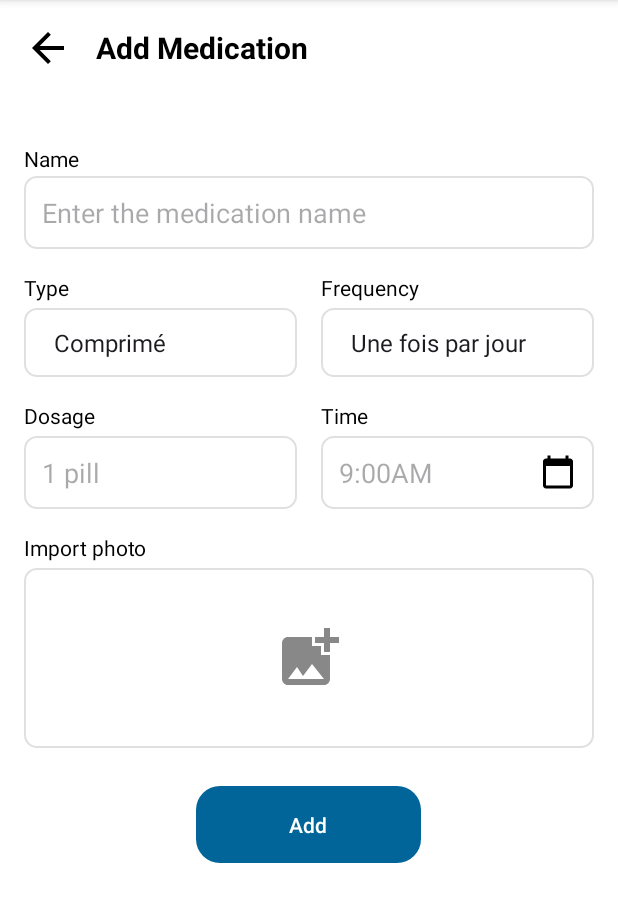
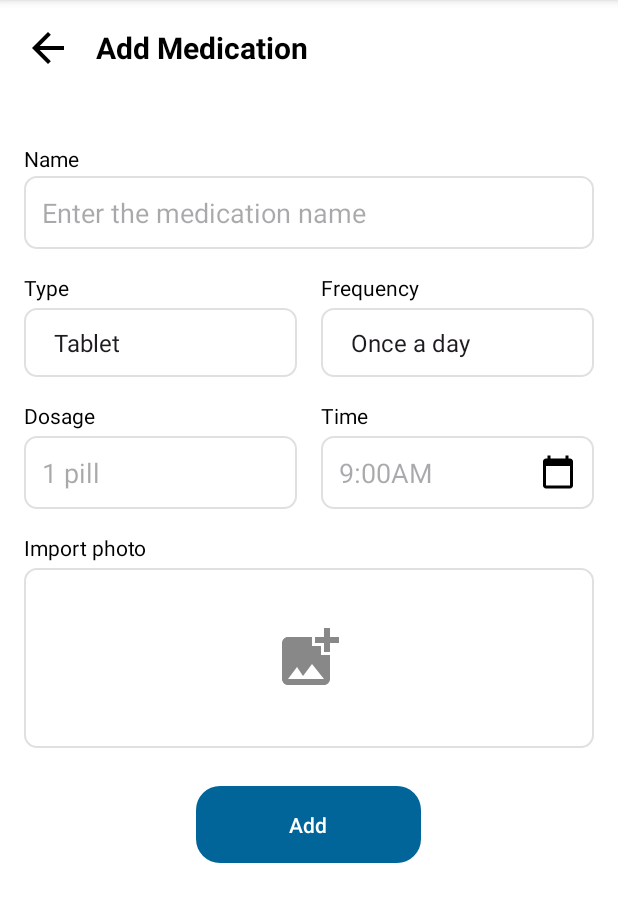
Before and after one commit to kallelsaba/MediAssist, an Android app: the AddMedicationActivity screen opened directly, with no data from a screen before it, on a phone screen of 412 x 824 dp, the part 96-1018 px from its top. Run offline under Robolectric (Android 15) with nearby library versions, the phone set to English and light mode, and no system bars.

Commit message:
traduction en anglais dans "arrays.xml" et "activity_emergency.xml"

```diff
--- a/app/src/main/AndroidManifest.xml
+++ b/app/src/main/AndroidManifest.xml
@@ -15,6 +15,8 @@
     <uses-permission android:name="android.permission.READ_EXTERNAL_STORAGE" android:maxSdkVersion="32" />
     <uses-permission android:name="android.permission.WRITE_EXTERNAL_STORAGE" android:maxSdkVersion="29" />
     <uses-permission android:name="android.permission.CAMERA" />
+
+
 
     <!-- Permission pour les appels téléphoniques -->
     <uses-permission android:name="android.permission.CALL_PHONE" />
--- a/app/src/main/res/layout/activity_emergency.xml
+++ b/app/src/main/res/layout/activity_emergency.xml
@@ -47,7 +47,7 @@
             android:layout_marginHorizontal="16dp"
             android:layout_marginBottom="16dp"
             android:background="@drawable/edit_text_background"
-            android:hint="Rechercher un contact"
+            android:hint="Search contact here ..."
             android:padding="12dp"
             android:drawableStart="@drawable/ic_search"
             android:drawablePadding="8dp"
--- a/app/src/main/res/values/arrays.xml
+++ b/app/src/main/res/values/arrays.xml
@@ -1,32 +1,32 @@
 <?xml version="1.0" encoding="utf-8"?>
 <resources>
     <string-array name="medication_types">
-        <item>Comprimé</item>
+        <item>Tablet</item>
         <item>Capsule</item>
-        <item>Sirop</item>
+        <item>Syrup</item>
         <item>Injection</item>
-        <item>Crème</item>
-        <item>Autre</item>
+        <item>Cream</item>
+        <item>Other</item>
     </string-array>
 
     <string-array name="medication_frequencies">
-        <item>Une fois par jour</item>
-        <item>Deux fois par jour</item>
-        <item>Trois fois par jour</item>
-        <item>Quatre fois par jour</item>
-        <item>Toutes les 4 heures</item>
-        <item>Toutes les 6 heures</item>
-        <item>Toutes les 8 heures</item>
-        <item>Toutes les 12 heures</item>
-        <item>Au besoin</item>
+        <item>Once a day</item>
+        <item>Twice a day</item>
+        <item>Three times a day</item>
+        <item>Four times a day</item>
+        <item>Every 4 hours</item>
+        <item>Every 6 hours</item>
+        <item>Every 8 hours</item>
+        <item>Every 12 hours</item>
+        <item>As needed</item>
     </string-array>
 
     <string-array name="contact_relations">
-        <item>Médecin</item>
-        <item>Famille</item>
-        <item>Ami</item>
-        <item>Urgence</item>
-        <item>Pharmacie</item>
-        <item>Autre</item>
+        <item>Doctor</item>
+        <item>Family</item>
+        <item>Friend</item>
+        <item>Emergency</item>
+        <item>Pharmacy</item>
+        <item>Other</item>
     </string-array>
 </resources>
```
